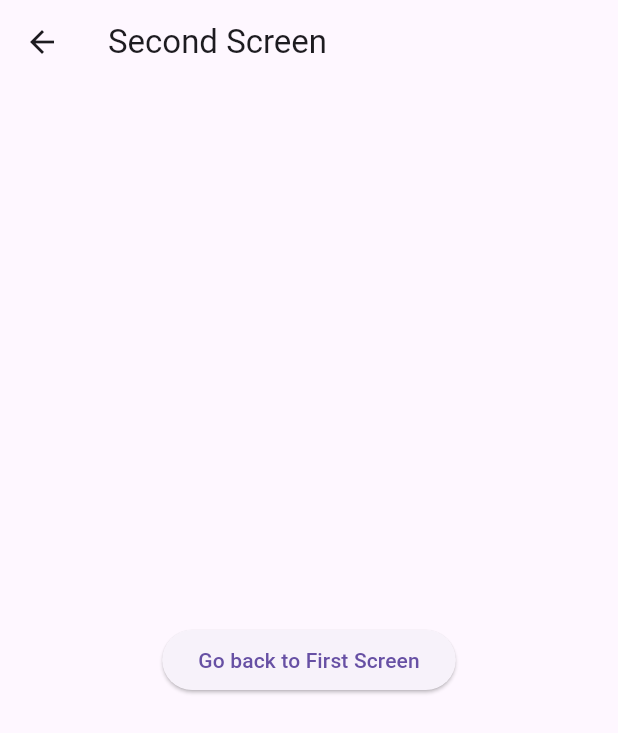
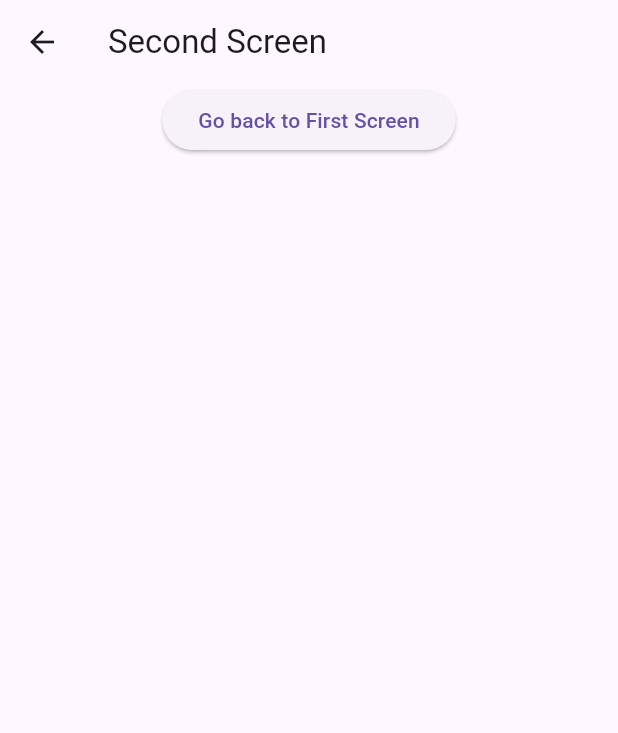
Before and after one commit to alhijrymawada-create/wajebat_app, a Flutter app: the screen it shows after launch, after a tap on "Go to Second Screen", on a phone screen of 412 x 824 dp. Shown: the top 733 px of the screen. Run offline on Flutter 3.47's test engine with Material 3 defaults, Android fonts, the phone set to English and light mode, and no system bars.

Commit message:
added new code in main.dart

```diff
--- a/lib/SecondScreen.dart
+++ b/lib/SecondScreen.dart
@@ -1,17 +1,27 @@
 
 import 'package:flutter/material.dart';
+//import 'package:mad_lesson1_2425/main.dart';
 
 class SecondScreen extends StatelessWidget {
+  final String data;
+
+  SecondScreen({required this.data});
   @override
   Widget build(BuildContext context) {
     return Scaffold(
       appBar: AppBar(title: Text('Second Screen')),
       body: Center(
-        child: ElevatedButton(
-          onPressed: () {
-            Navigator.pop(context);
-          },
-          child: Text('Go back to First Screen'),
+        child: Column(
+          children: [
+            ElevatedButton(
+              onPressed: () {
+                Navigator.pop(context);
+              },
+              child: Text('Go back to First Screen'),
+            ),
+            SizedBox(height: 20),
+            Text(data)
+          ],
         ),
       ),
     );
--- a/lib/main.dart
+++ b/lib/main.dart
@@ -13,7 +13,6 @@ class ProfileApp extends StatefulWidget {
 
 
 class _ProfileAppState extends State<ProfileApp> {
-
   @override
   Widget build(BuildContext context) {
     return MaterialApp(
@@ -23,19 +22,28 @@ class _ProfileAppState extends State<ProfileApp> {
 }
 
 class FirstScreen extends StatelessWidget {
+  TextEditingController Textcontroller=new TextEditingController();
+
   @override
   Widget build(BuildContext context) {
     return Scaffold(
       appBar: AppBar(title: Text('First Screen')),
       body: Center(
-        child: ElevatedButton(
+        child: Column(
+          children: [
+            TextField(
+              controller: Textcontroller,
+            ),
+            ElevatedButton(
               onPressed: () {
                 Navigator.push(
                   context,
-              MaterialPageRoute(builder: (context) => SecondScreen()),
+                  MaterialPageRoute(builder: (context) => SecondScreen(data: Textcontroller.text)),
                 );
               },
               child: Text('Go to Second Screen'),
+            ),
+          ],
         ),
       ),
     );
```
Lines whose indentation alone changed are shown as unchanged.
